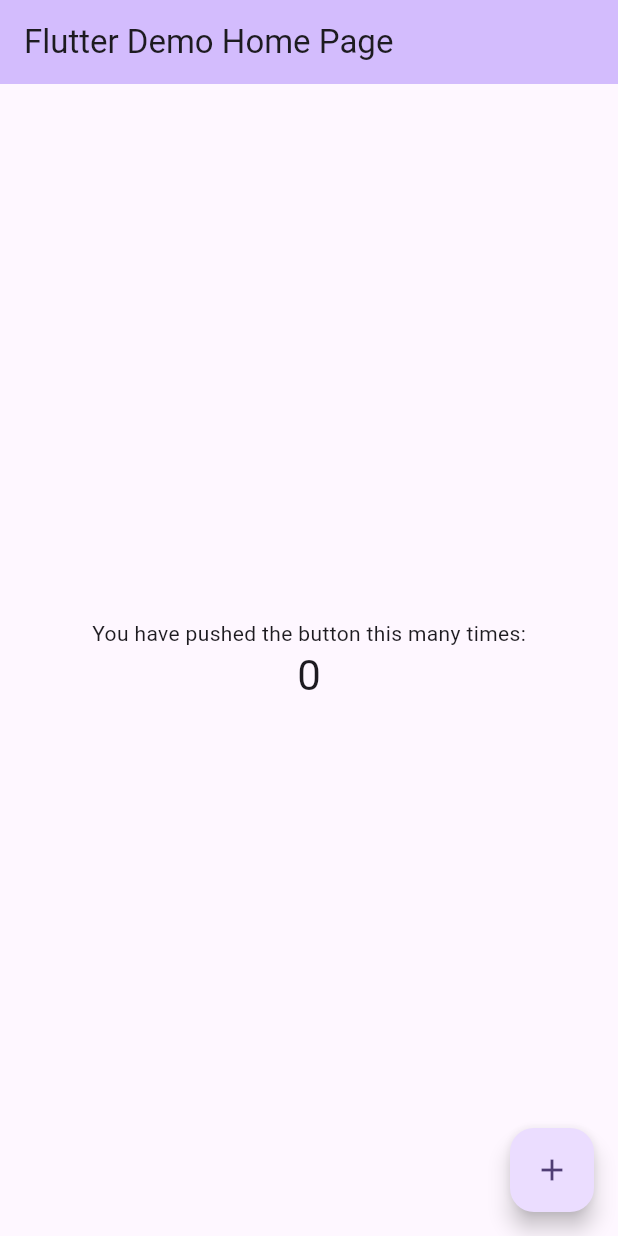
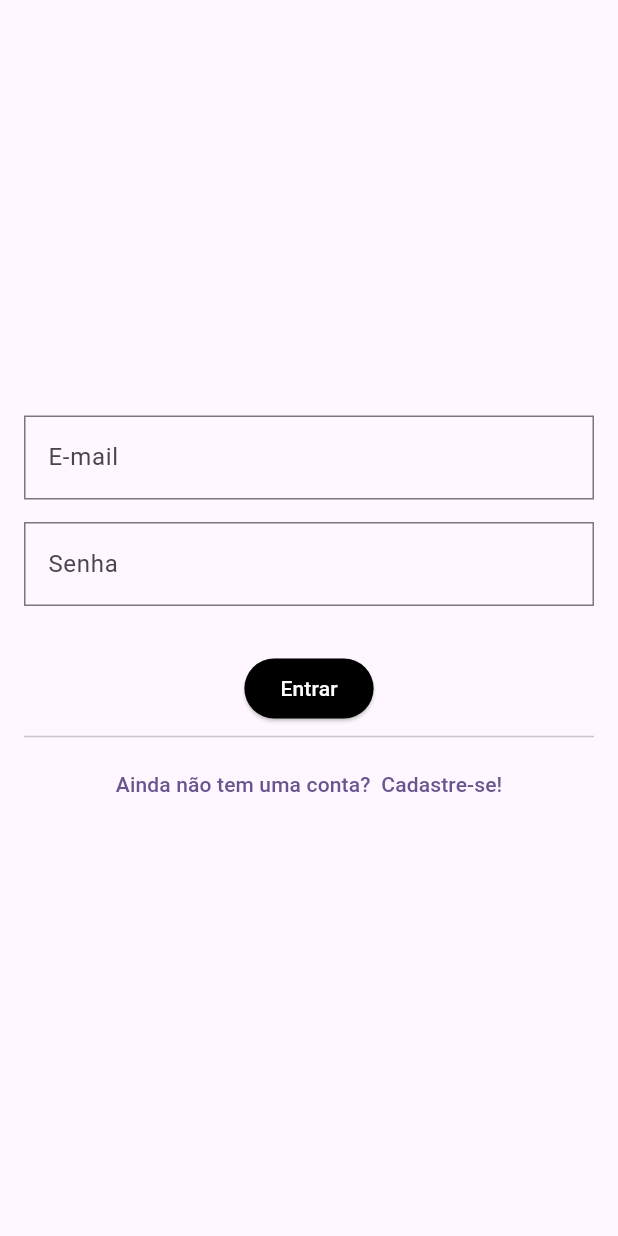
Before and after one commit to DevDaleee/MMH, a Flutter app: the screen it shows after launch, on a phone screen of 412 x 824 dp. Run offline on Flutter 3.47's test engine with Material 2 defaults, Android fonts, the phone set to English and light mode, and no system bars.

Commit message:
Login/Signin Created

```diff
--- /dev/null
+++ b/lib/components/cmp_deco_auth_camp.dart
@@ -0,0 +1,8 @@
+import 'package:flutter/material.dart';
+
+InputDecoration getAutenticationInputDecoration(String label) {
+  return InputDecoration(
+    label: Text(label),
+    border: OutlineInputBorder(borderRadius: BorderRadius.circular(0)),
+  );
+}
--- /dev/null
+++ b/lib/components/validations_mixin.dart
@@ -0,0 +1,21 @@
+mixin ValidationsMixin {
+  String? isNotEmpty(String? value, [String? message]) {
+    if (value!.isEmpty) return message ?? "Este campo é obrigatório";
+    return null;
+  }
+
+  String? hasFiveChars(String? value, [String? message]) {
+    if (value!.length < 5) {
+      return message ?? "Este campo deve contar mais de 5 caracteres!";
+    }
+    return null;
+  }
+
+  String? validacaoCompleta(List<String? Function()> validators) {
+    for (final func in validators) {
+      final validation = func();
+      if (validation != null) return validation;
+    }
+    return null;
+  }
+}
--- /dev/null
+++ b/lib/login_page.dart
@@ -0,0 +1,116 @@
+import 'package:flutter/material.dart';
+import 'package:mmh/components/cmp_deco_auth_camp.dart';
+
+class LoginPage extends StatefulWidget {
+  const LoginPage({super.key});
+
+  @override
+  State<LoginPage> createState() => _LoginPageState();
+}
+
+class _LoginPageState extends State<LoginPage> {
+  bool login = true;
+  final _formKey = GlobalKey<FormState>();
+  final _email = TextEditingController();
+  final _nick = TextEditingController();
+  final _senha = TextEditingController();
+
+  @override
+  Widget build(BuildContext context) {
+    return Scaffold(
+      body: SafeArea(
+        child: Center(
+          child: SingleChildScrollView(
+            child: Padding(
+              padding: const EdgeInsets.all(16.0),
+              child: Form(
+                key: _formKey,
+                child: Column(
+                  children: [
+                    TextFormField(
+                      controller: _email,
+                      keyboardType: TextInputType.emailAddress,
+                      decoration: getAutenticationInputDecoration('E-mail'),
+                      validator: (email) {
+                        if (email == null || email.isEmpty) {
+                          return 'Digite seu e-mail';
+                        }
+                        return null;
+                      },
+                    ),
+                    const SizedBox(
+                      height: 15,
+                    ),
+                    TextFormField(
+                      controller: _senha,
+                      obscureText: true,
+                      decoration: getAutenticationInputDecoration('Senha'),
+                      validator: (senha) {
+                        if (senha == null || senha.isEmpty) {
+                          return 'Digite sua senha';
+                        }
+                        return null;
+                      },
+                    ),
+                    const SizedBox(
+                      height: 15,
+                    ),
+                    Visibility(
+                      visible: !login,
+                      child: Column(
+                        children: [
+                          TextFormField(
+                            controller: _nick,
+                            obscureText: true,
+                            decoration: getAutenticationInputDecoration('Nick'),
+                            validator: (nick) {
+                              if (nick == null || nick.isEmpty) {
+                                return 'Digite seu Nick';
+                              }
+                              return null;
+                            },
+                          ),
+                        ],
+                      ),
+                    ),
+                    const SizedBox(
+                      height: 16,
+                    ),
+                    SizedBox(
+                      child: Column(
+                        mainAxisAlignment: MainAxisAlignment.spaceAround,
+                        children: [
+                          ElevatedButton(
+                            style: ButtonStyle(
+                              backgroundColor: MaterialStateProperty.all<Color>(
+                                  Colors.black),
+                            ),
+                            onPressed: () {},
+                            child: Text(
+                              (login) ? 'Entrar' : 'Cadastrar',
+                              style: const TextStyle(color: Colors.white),
+                            ),
+                          ),
+                          const Divider(),
+                          TextButton(
+                              onPressed: () {
+                                setState(() {
+                                  login = !login;
+                                });
+                              },
+                              child: Text((login)
+                                  ? "Ainda não tem uma conta?  Cadastre-se!"
+                                  : "Já tem uma conta? Entre!")),
+                        ],
+                      ),
+                    ),
+                  ],
+                ),
+              ),
+            ),
+          ),
+        ),
+      ),
+    );
+  }
+}
--- a/lib/main.dart
+++ b/lib/main.dart
@@ -1,4 +1,5 @@
 import 'package:flutter/material.dart';
+import 'package:mmh/login_page.dart';
 
 void main() {
   runApp(const MyApp());
@@ -13,43 +14,17 @@ class MyApp extends StatelessWidget {
     return MaterialApp(
       title: 'Flutter Demo',
       theme: ThemeData(
-        // This is the theme of your application.
-        //
-        // TRY THIS: Try running your application with "flutter run". You'll see
-        // the application has a blue toolbar. Then, without quitting the app,
-        // try changing the seedColor in the colorScheme below to Colors.green
-        // and then invoke "hot reload" (save your changes or press the "hot
-        // reload" button in a Flutter-supported IDE, or press "r" if you used
-        // the command line to start the app).
-        //
-        // Notice that the counter didn't reset back to zero; the application
-        // state is not lost during the reload. To reset the state, use hot
-        // restart instead.
-        //
-        // This works for code too, not just values: Most code changes can be
-        // tested with just a hot reload.
         colorScheme: ColorScheme.fromSeed(seedColor: Colors.deepPurple),
         useMaterial3: true,
       ),
-      home: const MyHomePage(title: 'Flutter Demo Home Page'),
+      home: const LoginPage(),
     );
   }
 }
 
 class MyHomePage extends StatefulWidget {
   const MyHomePage({super.key, required this.title});
-
-  // This widget is the home page of your application. It is stateful, meaning
-  // that it has a State object (defined below) that contains fields that affect
-  // how it looks.
-
-  // This class is the configuration for the state. It holds the values (in this
-  // case the title) provided by the parent (in this case the App widget) and
-  // used by the build method of the State. Fields in a Widget subclass are
-  // always marked "final".
-
   final String title;
-
   @override
   State<MyHomePage> createState() => _MyHomePageState();
 }
```
